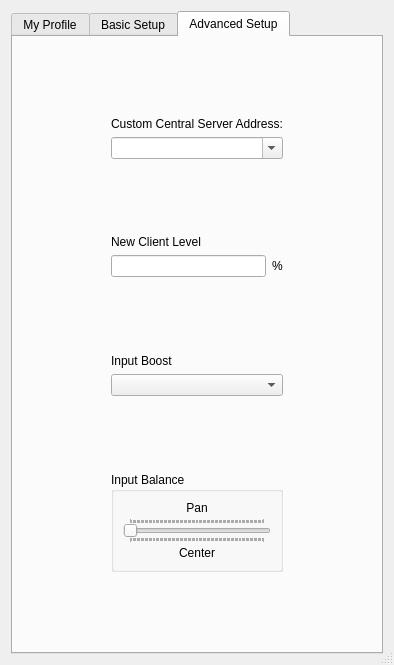
jamulussoftware/jamulus, file src/clientsettingsdlgbase.ui: the form before one commit.
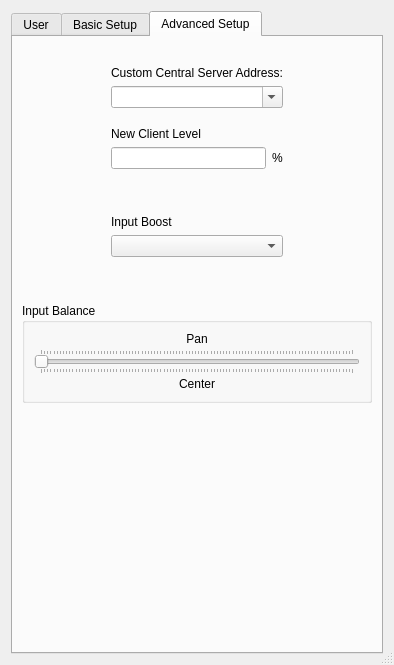
The form after the commit. The open tabs and pages were chosen to show the change. Icons and pictures are not drawn. Custom widgets are drawn as their Qt base class.

Commit message:
Tab changed to "User"
Pan slider width expands with window.

Diff of the .ui file:
```diff
--- a/src/clientsettingsdlgbase.ui
+++ b/src/clientsettingsdlgbase.ui
@@ -28,7 +28,7 @@
      </property>
      <widget class="QWidget" name="tab_0_profile">
       <attribute name="title">
-       <string>My Profile</string>
+       <string>User</string>
       </attribute>
       <layout class="QHBoxLayout" name="horizontalLayout_11">
        <item>
@@ -963,6 +963,8 @@
       <attribute name="title">
        <string>Advanced Setup</string>
       </attribute>
+      <layout class="QHBoxLayout" name="horizontalLayout_12">
+       <item>
       <layout class="QVBoxLayout" name="verticalLayout_6">
        <item>
         <layout class="QHBoxLayout" name="horizontalLayout_8">
@@ -1081,6 +1083,23 @@
              </property>
             </spacer>
            </item>
+            </layout>
+           </item>
+           <item>
+            <spacer name="horizontalSpacer_4">
+             <property name="orientation">
+              <enum>Qt::Horizontal</enum>
+             </property>
+             <property name="sizeHint" stdset="0">
+              <size>
+               <width>40</width>
+               <height>20</height>
+              </size>
+             </property>
+            </spacer>
+           </item>
+          </layout>
+         </item>
            <item>
             <widget class="QGroupBox" name="groupBox">
              <property name="title">
@@ -1122,6 +1141,12 @@
                   </item>
                   <item>
                    <widget class="QSlider" name="sldAudioPan">
+                  <property name="minimumSize">
+                   <size>
+                    <width>250</width>
+                    <height>0</height>
+                   </size>
+                  </property>
                     <property name="styleSheet">
                      <string/>
                     </property>
@@ -1187,21 +1212,6 @@
               <size>
                <width>20</width>
                <height>40</height>
-              </size>
-             </property>
-            </spacer>
-           </item>
-          </layout>
-         </item>
-         <item>
-          <spacer name="horizontalSpacer_4">
-           <property name="orientation">
-            <enum>Qt::Horizontal</enum>
-           </property>
-           <property name="sizeHint" stdset="0">
-            <size>
-             <width>40</width>
-             <height>20</height>
             </size>
            </property>
           </spacer>
```
Left out of the diff: 2 changed lines with no effect on the pictures. Lines whose indentation alone changed are shown as unchanged.
